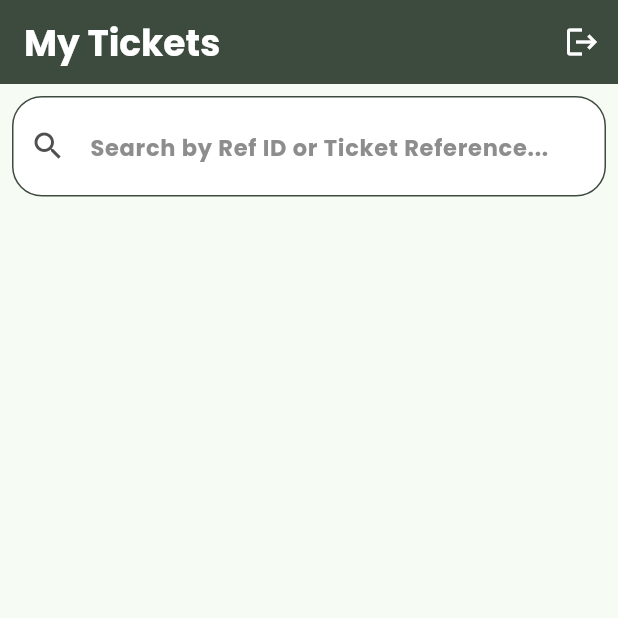
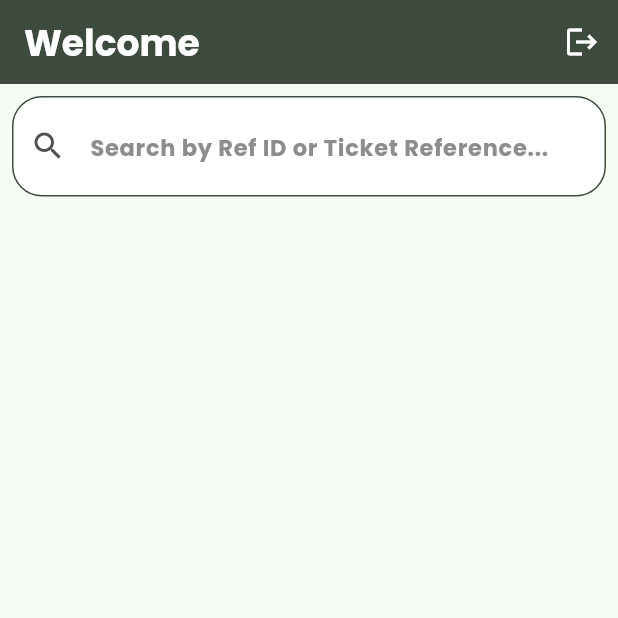
Before and after one commit to Bee-on-Budget/Ticket-app, a Flutter app: the screen it shows once a user with an empty profile is signed in, on a phone screen of 412 x 824 dp, the top half of it. Run offline on Flutter 3.47's test engine with Material 3 defaults, Android fonts, the phone set to English and light mode, and no system bars; our stand-ins replace cloud_firestore, email_validator, file_picker, firebase_auth, firebase_core, firebase_storage and 3 more; missing offline and left inert: flutter_downloader, ntp; accounts and stored records are empty.

Commit message:
Show username in AppBar in HomePage

```diff
--- a/lib/src/modules/models/ticket_user.dart
+++ b/lib/src/modules/models/ticket_user.dart
@@ -25,7 +25,7 @@ class TicketUser {
   factory TicketUser.fromJson(Map<String, dynamic> json) {
     return TicketUser(
       userId: json["uid"] ?? "Unknown uid",
-      username: json["fullName"] ?? "Unknown Username",
+      username: json["username"] ?? "Unknown Username",
       role: UserRole.fromString(json["role"] ?? "Unknown"),
       email: json["email"] ?? "Unknown",
       paymentMethods:
--- a/lib/src/modules/screens/home/home_page.dart
+++ b/lib/src/modules/screens/home/home_page.dart
@@ -1,6 +1,7 @@
 import 'package:flutter/material.dart';
 import 'package:ticket_app/src/modules/screens/auth/login/login_page.dart';
 
+import '../../models/ticket_user.dart';
 import '../tickets/new_ticket_screen.dart';
 import '../../models/ticket.dart';
 import '../../../service/data_service.dart';
@@ -21,7 +22,19 @@ class _HomePageState extends State<HomePage> {
   Widget build(BuildContext context) {
     return Scaffold(
       appBar: AppBar(
-        title: Text('My Tickets'),
+        title: StreamBuilder<TicketUser>(
+          stream: DataService.getCurrentUser(),
+          builder: (context, snapshot) {
+            if (snapshot.hasError) {
+              return Text(snapshot.error.toString());
+            }
+            if(snapshot.connectionState == ConnectionState.waiting){
+              return const Text("Ticket Details...");
+            }
+            final user = snapshot.data!;
+            return Text('Welcome ${user.username}');
+          },
+        ),
         actions: [
           IconButton(
             icon: Icon(
--- a/lib/src/service/data_service.dart
+++ b/lib/src/service/data_service.dart
@@ -20,10 +20,13 @@ class DataService {
     final userId = _auth.currentUser!.uid;
     return _firestore
         .collection('users')
-        .where('userId', isEqualTo: userId)
+        .doc(userId)
         .snapshots()
         .map((snapshot) {
-      return TicketUser.fromJson(snapshot.docs.first.data());
+      if (snapshot.data() == null) {
+        throw Exception('User not found');
+      }
+      return TicketUser.fromJson(snapshot.data()!);
     });
   }
 
@@ -217,8 +220,8 @@ class DataService {
   }
 
   static Future<List<String>> getCompanyPaymentMethods(
-      String? companyName,
-      ) async {
+    String? companyName,
+  ) async {
     if (companyName == null) return [];
 
     try {
@@ -237,6 +240,7 @@ class DataService {
       return [];
     }
   }
+
   static Future<List<String>> getUserPaymentMethods() {
     final userId = _auth.currentUser!.uid;
     return _firestore.collection('users').doc(userId).get().then((doc) {
```
